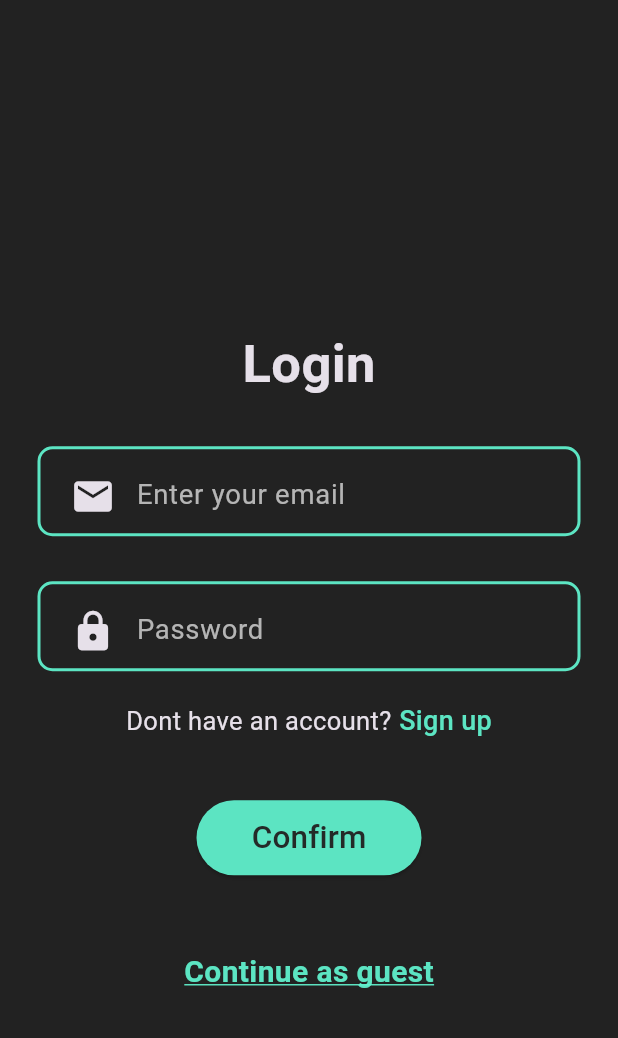
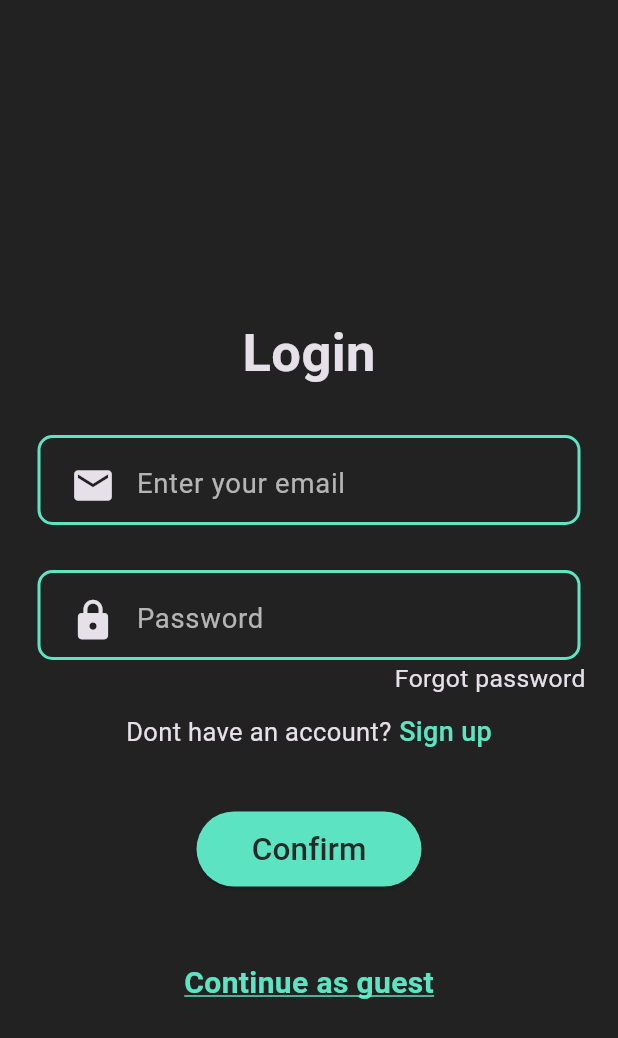
Before and after one commit to Siuumanth/Wordle-Flutter-app, a Flutter app: the screen it shows after launch, on a phone screen of 412 x 824 dp. Shown: the top 1038 px of the screen. Run offline on Flutter 3.47's test engine with Material 3 defaults, Android fonts, the phone set to English and light mode, and no system bars; our stand-ins replace connectivity_plus, firebase_auth, firebase_core, firebase_database, shared_preferences; accounts and stored records are empty; project files that could hold a hidden picture were left out.

Commit message:
Added forgot password page and logic

```diff
--- a/lib/screens/gamescreen.dart
+++ b/lib/screens/gamescreen.dart
@@ -130,7 +130,7 @@ class _gameScreenState extends State<gameScreen> {
     int checker = binarySearch(word);
     if (checker == -1) {
       showTopMessage(context, "Word doesn't exist, please try again.",
-          Color(0xff444242), white);
+          const Color(0xff444242), white);
       return;
     }
     setState(() {
--- a/lib/screens/login/Login.dart
+++ b/lib/screens/login/Login.dart
@@ -6,6 +6,7 @@ import 'package:wordle/screens/login/SignUp.dart';
 import 'package:wordle/screens/login/auth_service.dart';
 import 'package:wordle/wrapper.dart';
 import 'package:wordle/util/ShowNoti.dart';
+import 'forgotPass.dart';
 
 class LoginScreen extends StatefulWidget {
   const LoginScreen({super.key});
@@ -32,6 +33,7 @@ class _LoginScreenState extends State<LoginScreen> {
 
   @override
   Widget build(BuildContext context) {
+    double screenH = MediaQuery.of(context).size.height;
     Color textColor = Theme.of(context).textTheme.titleMedium!.color!;
     return Scaffold(
       appBar: loginAppBar(context),
@@ -52,7 +54,7 @@ class _LoginScreenState extends State<LoginScreen> {
                 const SizedBox(
                   height: 30,
                 ),
-                textField(
+                textFieldLogin(
                     mailController,
                     Icon(
                       Icons.mail,
@@ -67,7 +69,7 @@ class _LoginScreenState extends State<LoginScreen> {
                 const SizedBox(
                   height: 30,
                 ),
-                textField(
+                textFieldLogin(
                     passController,
                     Icon(
                       Icons.lock,
@@ -80,7 +82,28 @@ class _LoginScreenState extends State<LoginScreen> {
                     true,
                     context),
                 const SizedBox(
-                  height: 20,
+                  height: 1,
+                ),
+                Row(
+                  mainAxisAlignment: MainAxisAlignment.end,
+                  children: [
+                    GestureDetector(
+                      onTap: () {
+                        Navigator.push(
+                            context,
+                            MaterialPageRoute(
+                                builder: (context) => const ForgotPassword()));
+                      },
+                      child: Text(
+                        "Forgot password     ",
+                        style:
+                            TextStyle(color: textColor, fontSize: screenH / 50),
+                      ),
+                    ),
+                  ],
+                ),
+                const SizedBox(
+                  height: 10,
                 ),
                 Center(
                   child: Row(
@@ -157,7 +180,7 @@ class _LoginScreenState extends State<LoginScreen> {
                         decorationColor:
                             Theme.of(context).unselectedWidgetColor),
                   ),
-                )
+                ),
               ],
             ),
           ),
@@ -206,7 +229,7 @@ AppBar loginAppBar(BuildContext context) {
   );
 }
 
-Widget textField(TextEditingController contr, Widget icon, String hintext,
+Widget textFieldLogin(TextEditingController contr, Widget icon, String hintext,
     int max, TextInputType inputType, bool isPassword, BuildContext context) {
   double screenHeight = MediaQuery.of(context).size.height;
   return Container(
```
Also changed, not shown: lib/screens/login/auth_service.dart (+8 -0 lines), lib/screens/login/forgotPass.dart (added, +118 -0 lines), lib/screens/login/profilepick.dart (+10 -6 lines).
